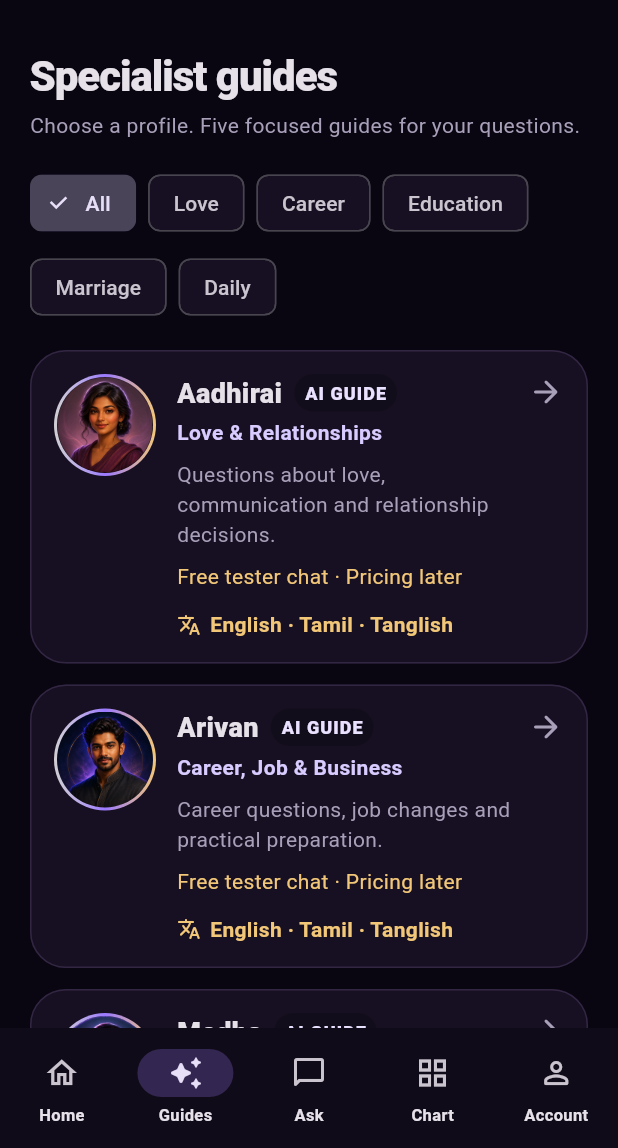
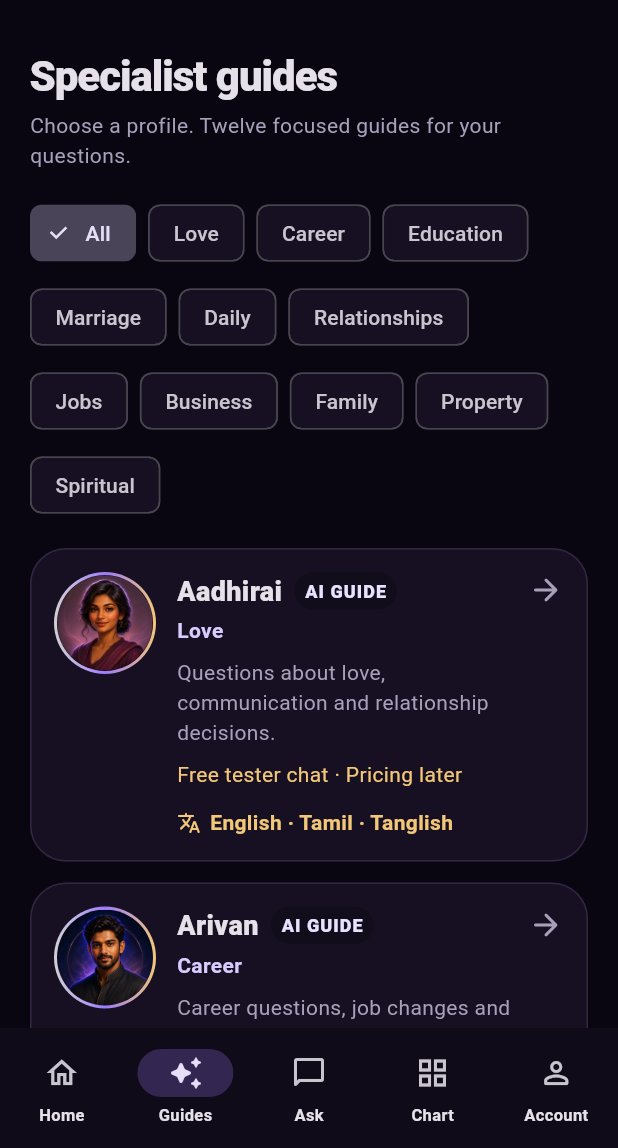
Before and after one commit to innovfix123/JYOTARA, a Flutter app: the MainShell screen opened directly, item 2 of the bottom bar chosen, on a phone screen of 412 x 824 dp, the part 88-1236 px from its top. Run offline on Flutter 3.47's test engine with Material 3 defaults, Android fonts, the phone set to English and light mode, and no system bars; our stand-ins replace flutter_secure_storage, shared_preferences; accounts and stored records are empty; network calls fail.

Commit message:
Add twelve specialist guides and source Prokerala chart interpretations

```diff
--- a/apps/mobile/lib/main.dart
+++ b/apps/mobile/lib/main.dart
@@ -182,6 +182,7 @@ class Guide {
   const Guide({
     required this.name,
     required this.speciality,
+    this.category = 'Daily',
     required this.description,
     required this.asset,
     required this.icon,
@@ -191,6 +192,7 @@ class Guide {
 
   final String name;
   final String speciality;
+  final String category;
   final String description;
   final String asset;
   final IconData icon;
@@ -201,7 +203,8 @@ class Guide {
 const guides = <Guide>[
   Guide(
     name: 'Aadhirai',
-    speciality: 'Love & Relationships',
+    category: 'Love',
+    speciality: 'Love',
     description:
         'Questions about love, communication and relationship decisions.',
     asset: 'assets/images/aadhirai.png',
@@ -215,7 +218,8 @@ const guides = <Guide>[
   ),
   Guide(
     name: 'Arivan',
-    speciality: 'Career, Job & Business',
+    category: 'Career',
+    speciality: 'Career',
     description: 'Career questions, job changes and practical preparation.',
     asset: 'assets/images/arivan.png',
     icon: Icons.work_rounded,
@@ -228,6 +232,7 @@ const guides = <Guide>[
   ),
   Guide(
     name: 'Medha',
+    category: 'Education',
     speciality: 'Education & Direction',
     description: 'Study choices, exam focus and higher-education decisions.',
     asset: 'assets/images/medha.png',
@@ -241,7 +246,8 @@ const guides = <Guide>[
   ),
   Guide(
     name: 'Tharagai',
-    speciality: 'Marriage & Family',
+    category: 'Marriage',
+    speciality: 'Marriage',
     description:
         'Marriage questions, family relationships and thoughtful next steps.',
     asset: 'assets/images/tharagai.png',
@@ -255,6 +261,7 @@ const guides = <Guide>[
   ),
   Guide(
     name: 'Kaalam',
+    category: 'Daily',
     speciality: 'Daily Guidance & Panchangam',
     description: 'Daily questions, Dasa, transits and Panchangam.',
     asset: 'assets/images/kaalam.png',
@@ -265,6 +272,76 @@ const guides = <Guide>[
       'Innaiku en focus enna?',
       'இன்றைய பஞ்சாங்க வழிகாட்டல் என்ன?',
     ],
+  ),
+  Guide(
+    name: 'Iniya',
+    category: 'Relationships',
+    speciality: 'Relationships',
+    description: 'Communication, trust and relationship questions.',
+    asset: 'assets/images/aadhirai.png',
+    icon: Icons.favorite_rounded,
+    colors: [Color(0xFF5A54A8), Color(0xFF263255)],
+    prompts: ['What does my Kundli say about relationships?'],
+  ),
+  Guide(
+    name: 'Nila',
+    category: 'Family',
+    speciality: 'Family',
+    description: 'Family bonds and household questions.',
+    asset: 'assets/images/tharagai.png',
+    icon: Icons.people_alt_rounded,
+    colors: [Color(0xFF5A54A8), Color(0xFF263255)],
+    prompts: ['What family themes appear in my chart?'],
+  ),
+  Guide(
+    name: 'Vetri',
+    category: 'Career',
+    speciality: 'Jobs',
+    description: 'Job search, interviews and employment questions.',
+    asset: 'assets/images/arivan.png',
+    icon: Icons.work_rounded,
+    colors: [Color(0xFF5A54A8), Color(0xFF263255)],
+    prompts: ['What does my chart show about work?'],
+  ),
+  Guide(
+    name: 'Valan',
+    category: 'Business',
+    speciality: 'Business',
+    description: 'Business direction and partnership questions.',
+    asset: 'assets/images/arivan.png',
+    icon: Icons.storefront_rounded,
+    colors: [Color(0xFF5A54A8), Color(0xFF263255)],
+    prompts: ['What business themes appear in my Kundli?'],
+  ),
+  Guide(
+    name: 'Oli',
+    category: 'Education',
+    speciality: 'Higher Education',
+    description: 'Further study and learning direction.',
+    asset: 'assets/images/medha.png',
+    icon: Icons.school_rounded,
+    colors: [Color(0xFF5A54A8), Color(0xFF263255)],
+    prompts: ['What study themes appear in my chart?'],
+  ),
+  Guide(
+    name: 'Agam',
+    category: 'Property',
+    speciality: 'Property',
+    description: 'Home and property questions.',
+    asset: 'assets/images/tharagai.png',
+    icon: Icons.home_rounded,
+    colors: [Color(0xFF5A54A8), Color(0xFF263255)],
+    prompts: ['What does my chart show about home life?'],
+  ),
+  Guide(
+    name: 'Arul',
+    category: 'Spiritual',
+    speciality: 'Spiritual',
+    description: 'Traditional Yoga meanings and spiritual reflection.',
+    asset: 'assets/images/kaalam.png',
+    icon: Icons.auto_awesome_rounded,
+    colors: [Color(0xFF5A54A8), Color(0xFF263255)],
+    prompts: ['Explain the Yogas in my Kundli.'],
   ),
 ];
 
@@ -447,9 +524,9 @@ class _MainShellState extends State<MainShell> {
   int _index = 0;
 
   void _openChat(Guide guide) {
-    Navigator.of(
-      context,
-    ).push(MaterialPageRoute<void>(builder: (_) => ChatProfilePicker(guide: guide)));
+    Navigator.of(context).push(
+      MaterialPageRoute<void>(builder: (_) => ChatProfilePicker(guide: guide)),
+    );
   }
 
   @override
@@ -630,7 +707,7 @@ class _GuidesScreenState extends State<GuidesScreen> {
                 ),
                 const SizedBox(height: 8),
                 const UiText(
-                  'Choose a profile. Five focused guides for your questions.',
+                  'Choose a profile. Twelve focused guides for your questions.',
                   style: TextStyle(color: muted),
                 ),
                 const SizedBox(height: 18),
@@ -644,6 +721,12 @@ class _GuidesScreenState extends State<GuidesScreen> {
                       'Education',
                       'Marriage',
                       'Daily',
+                      'Relationships',
+                      'Jobs',
+                      'Business',
+                      'Family',
+                      'Property',
+                      'Spiritual',
                     ])
                       Padding(
                         padding: const EdgeInsets.only(right: 8),
@@ -842,13 +925,7 @@ class _ChatScreenState extends State<ChatScreen> {
     });
     sentConversation.changed();
     try {
-      final category = switch (widget.guide.name) {
-        'Aadhirai' => 'Love',
-        'Arivan' => 'Career',
-        'Medha' => 'Education',
-        'Tharagai' => 'Marriage',
-        _ => 'Daily',
-      };
+      final category = widget.guide.category;
       final result = await _session.ask(
         category: category,
         question: text,
@@ -1910,7 +1987,10 @@ class _FullGuideCard extends StatelessWidget {
                       style: const TextStyle(color: muted),
                     ),
                     const SizedBox(height: 8),
-                    const Text('Free tester chat · Pricing later', style: TextStyle(color: gold)),
+                    const Text(
+                      'Free tester chat · Pricing later',
+                      style: TextStyle(color: gold),
+                    ),
                     const SizedBox(height: 12),
                     const Row(
                       children: [
```
Also changed, not shown: apps/mobile/lib/services/guidance_message.dart (+32 -12 lines), apps/mobile/lib/services/ui_language.dart (+10 -0 lines), 6 other files.
